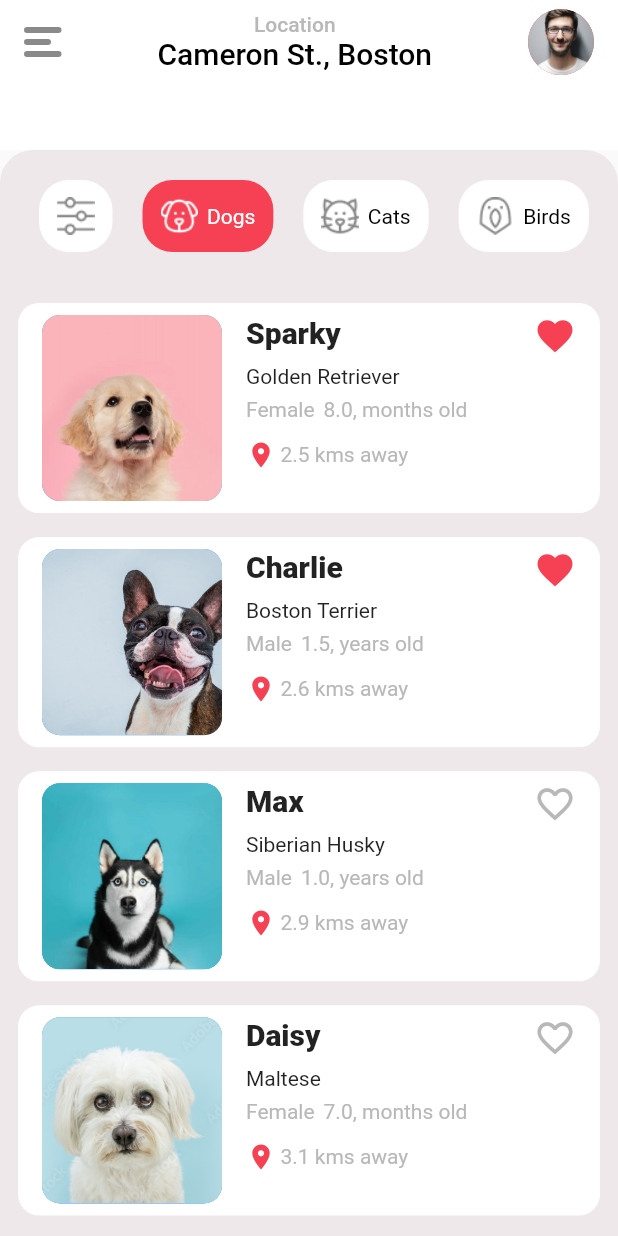
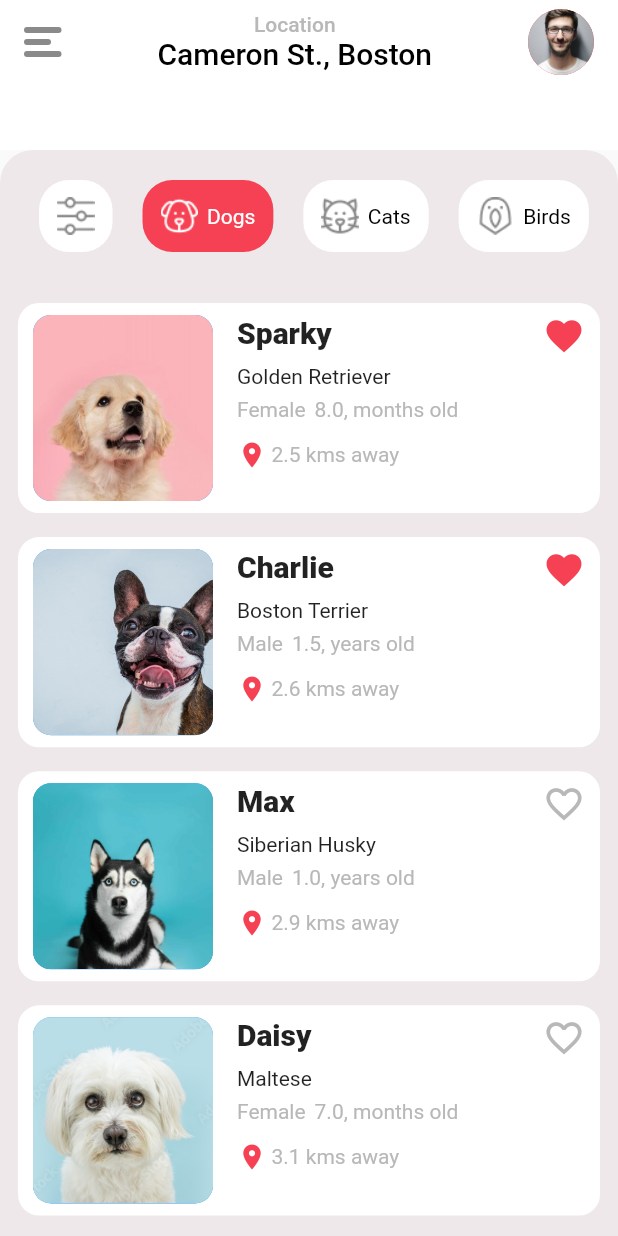
Before and after one commit to feliper2002/pet-app, a Flutter app: the screen it shows after launch, on a phone screen of 412 x 824 dp. Run offline on Flutter 3.47's test engine with Material 2 defaults, Android fonts, the phone set to English and light mode, and no system bars.

Commit message:
PetCard fix

```diff
--- a/lib/view/home/widgets/pet_card.dart
+++ b/lib/view/home/widgets/pet_card.dart
@@ -20,7 +20,7 @@ class PetCard extends StatelessWidget {
         height: size.height * .17,
         width: size.width * .7,
         margin: const EdgeInsets.symmetric(vertical: 8),
-        padding: const EdgeInsets.symmetric(vertical: 8, horizontal: 16),
+        padding: const EdgeInsets.symmetric(vertical: 8, horizontal: 10),
         decoration: BoxDecoration(
           color: Colors.white,
           borderRadius: BorderRadius.circular(14),
```
